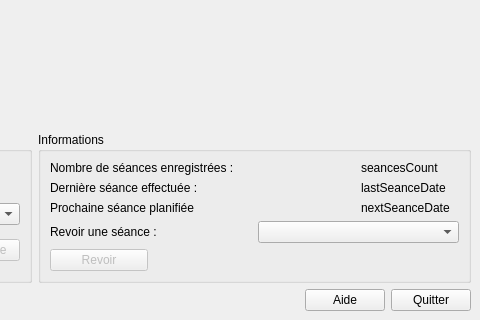
This is src/mainwindow.ui in oktal/bodeasy as Qt 5 draws it before an edit; both pictures show x 664 to 1144 and y 372 to 692 of the 1144 by 692 pixel window. The edited form follows.
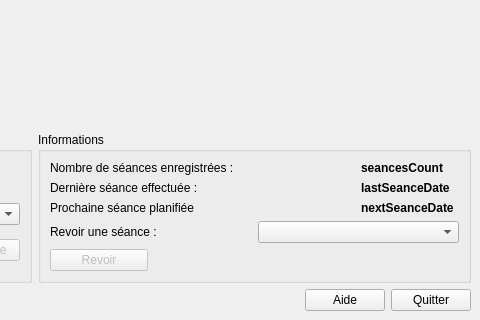
This is the edited form. Icons and pictures are not drawn. Custom widgets are drawn as their Qt base class.

Patch:
```diff
--- a/src/mainwindow.ui
+++ b/src/mainwindow.ui
@@ -114,6 +114,12 @@
        </item>
        <item row="0" column="3">
         <widget class="QLabel" name="lblSeancesCount">
+         <property name="font">
+          <font>
+           <weight>75</weight>
+           <bold>true</bold>
+          </font>
+         </property>
          <property name="text">
           <string>seancesCount</string>
          </property>
@@ -128,6 +134,12 @@
        </item>
        <item row="1" column="3">
         <widget class="QLabel" name="lblLastSeanceDate">
+         <property name="font">
+          <font>
+           <weight>75</weight>
+           <bold>true</bold>
+          </font>
+         </property>
          <property name="text">
           <string>lastSeanceDate</string>
          </property>
@@ -142,6 +154,12 @@
        </item>
        <item row="2" column="3">
         <widget class="QLabel" name="lblNextSeanceDate">
+         <property name="font">
+          <font>
+           <weight>75</weight>
+           <bold>true</bold>
+          </font>
+         </property>
          <property name="text">
           <string>nextSeanceDate</string>
          </property>
```
